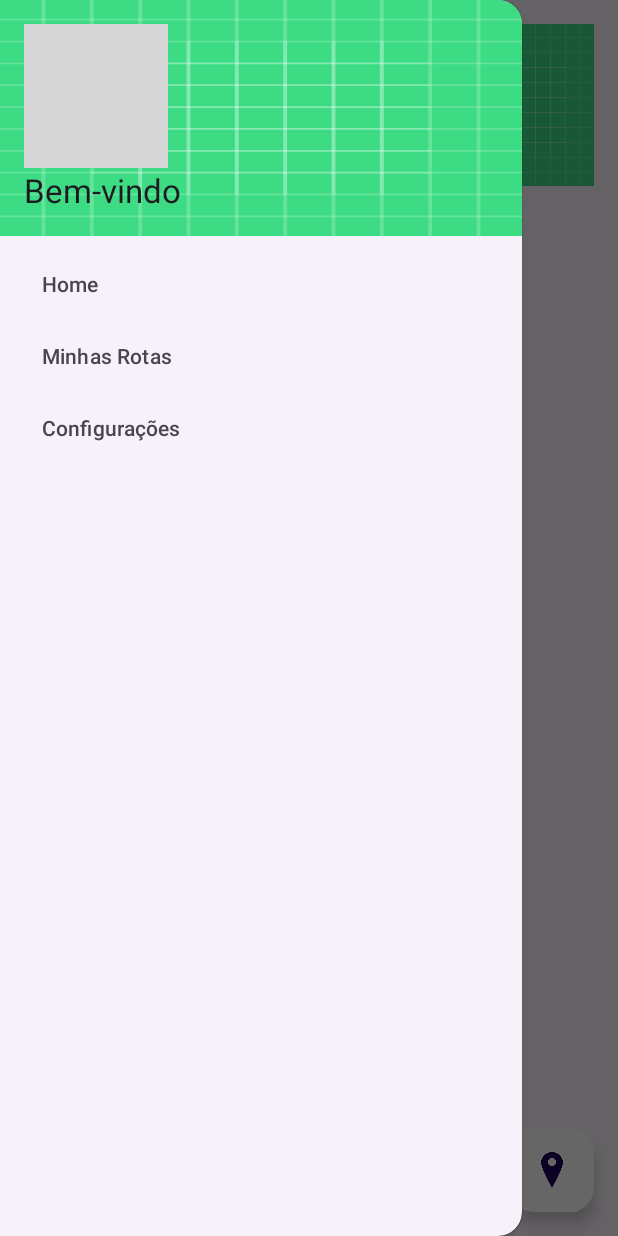
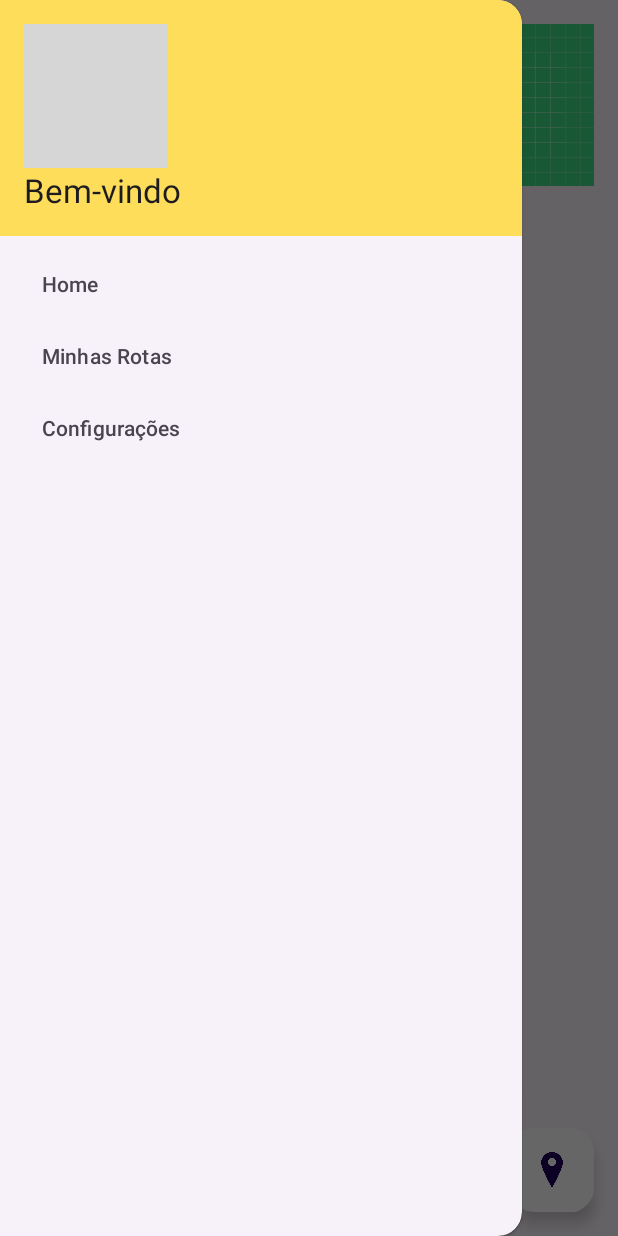
Before and after one commit to JoaoFrancoo/appProjeto, an Android app: the MainActivity screen opened directly, with no data from a screen before it, with the side drawer open, on a phone screen of 412 x 824 dp. Run offline under Robolectric (Android 15) with nearby library versions, the phone set to English and light mode, and no system bars; our stand-ins replace Firebase (no records; nobody signed in at launch, a user with empty details on screens opened directly); libraries missing offline, so code that uses them is left out: org.osmdroid.config, org.osmdroid.util, org.osmdroid.views; plain views replace MapView; pictures from the network do not load; 8 statements that could not run were skipped; grey boxes are pictures that could not be loaded.

Commit message:
Update nav_header.xml

```diff
--- a/appProjeto/app/src/main/res/layout/nav_header.xml
+++ b/appProjeto/app/src/main/res/layout/nav_header.xml
@@ -1,9 +1,9 @@
 <LinearLayout xmlns:android="http://schemas.android.com/apk/res/android"
     android:layout_width="match_parent"
     android:layout_height="wrap_content"
+    android:background="#FDDD59"
     android:orientation="vertical"
-    android:padding="16dp"
-    android:background="@drawable/ic_launcher_background">
+    android:padding="16dp">
 
     <ImageView
         android:layout_width="wrap_content"
```
